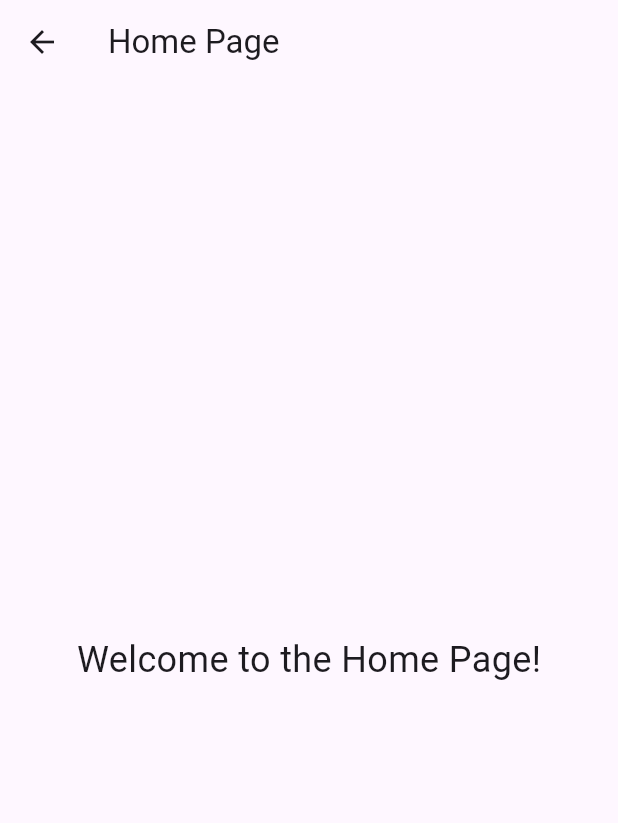
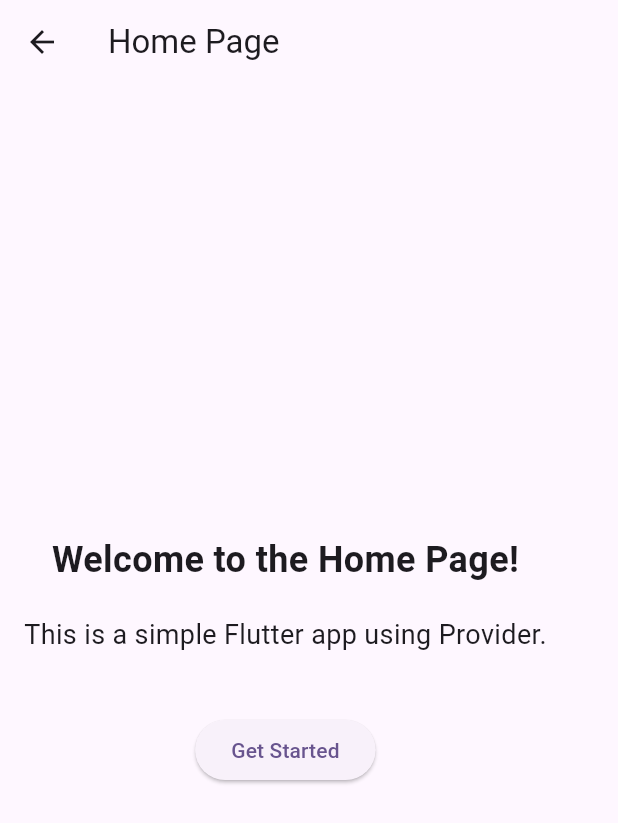
Before and after one commit to Puzadahal/Provider_practice1, a Flutter app: the HomePage screen opened directly, on a phone screen of 412 x 824 dp. Shown: the top 823 px of the screen. Run offline on Flutter 3.47's test engine with Material 3 defaults, Android fonts, the phone set to English and light mode, and no system bars; our stand-ins replace dio, internet_connection_checker_plus; network calls fail.

Commit message:
feat: more content added

```diff
--- a/lib/homepage.dart
+++ b/lib/homepage.dart
@@ -9,12 +9,31 @@ class HomePage extends StatelessWidget {
       appBar: AppBar(
         title: const Text('Home Page'),
       ),
-      body: const Center(
-        child: Text(
+      body: Padding(
+        padding: const EdgeInsets.all(16.0),
+        child: Column(
+          mainAxisAlignment: MainAxisAlignment.center,
+          children: [
+        const Text(
           'Welcome to the Home Page!',
-          style: TextStyle(fontSize: 24),
+          style: TextStyle(fontSize: 24, fontWeight: FontWeight.bold),
+        ),
+        const SizedBox(height: 20),
+        const Text(
+          'This is a simple Flutter app using Provider.',
+          style: TextStyle(fontSize: 18),
+        ),
+        const SizedBox(height: 40),
+        ElevatedButton(
+          onPressed: () {
+            // Add navigation or logic here
+          },
+          child: const Text('Get Started'),
+        ),
+          ],
         ),
       ),
-    );
+      );
+
   }
 }
```
